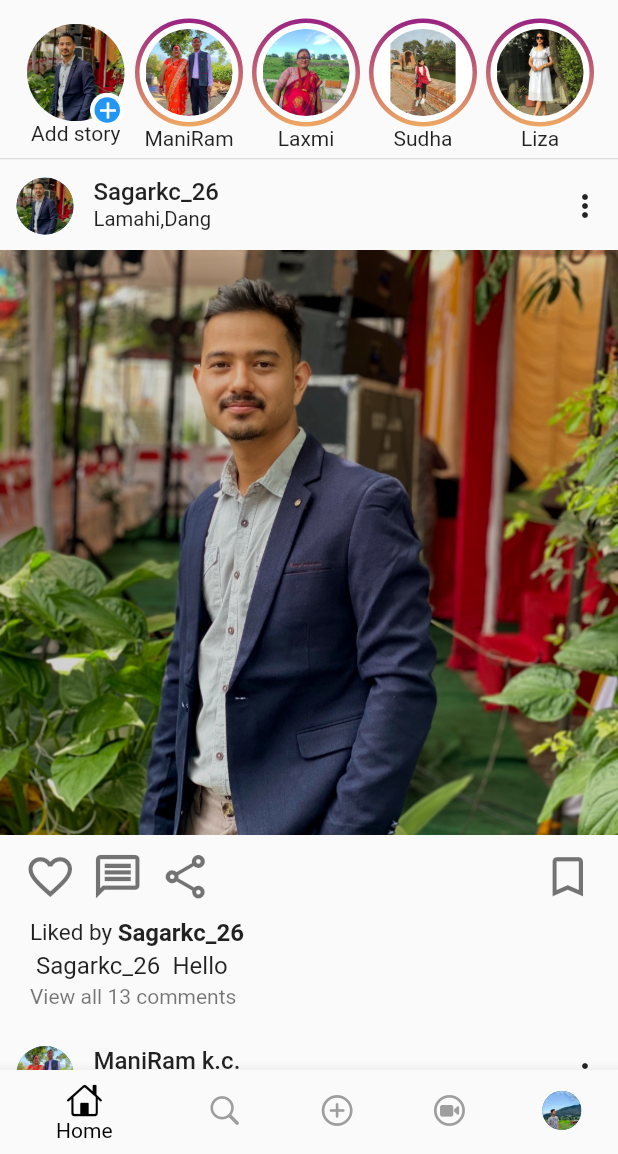
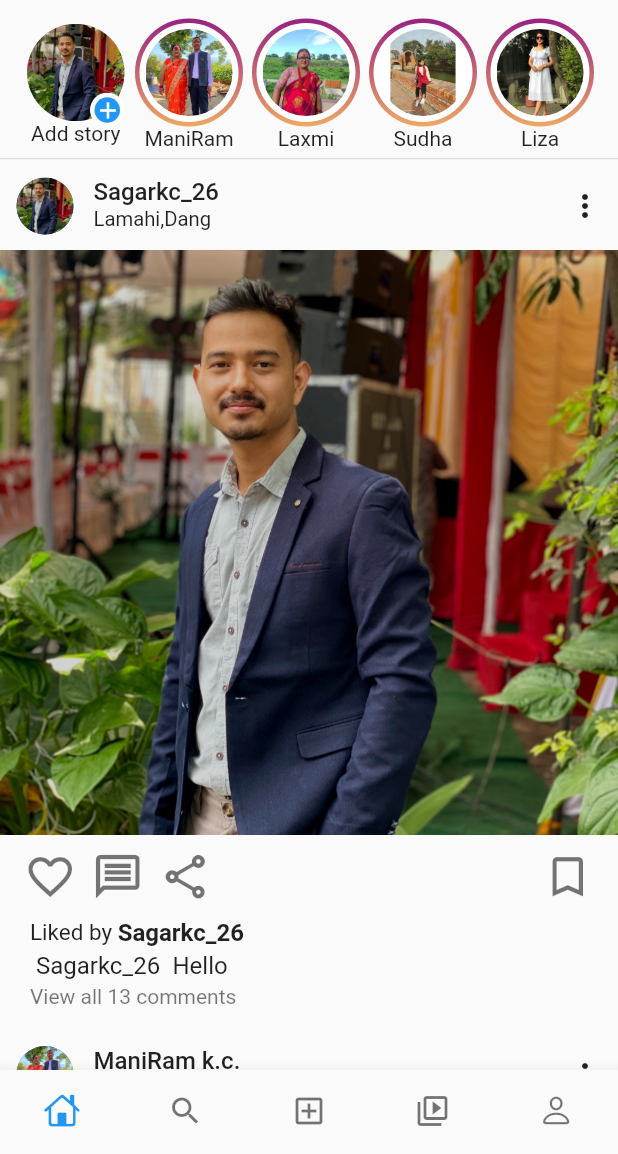
Before and after one commit to Sagarkc26/instagram, a Flutter app: the screen it shows after launch, on a phone screen of 412 x 824 dp, the part 82-1236 px from its top. Run offline on Flutter 3.47's test engine with Material 2 defaults, Android fonts, the light colour scheme and no system bars; our stand-ins replace another_flutter_splash_screen, get, image_picker.

Commit message:
arrange folder

```diff
--- a/lib/bottomNavBar/bottomnavbar.dart
+++ b/lib/bottomNavBar/bottomnavbar.dart
@@ -1,11 +1,97 @@
+// import 'package:flutter/cupertino.dart';
+// import 'package:flutter/material.dart';
+// import 'package:instagram/Reel/reel.dart';
+// import 'package:instagram/addphoto/addphoto.dart';
+// import 'package:instagram/profile/profile.dart';
+
+// import '../homepage/homepage.dart';
+// import '../search/search.dart';
+
+// class MainPage extends StatefulWidget {
+//   const MainPage({super.key});
+
+//   @override
+//   State<MainPage> createState() => _MainPageState();
+// }
+
+// class _MainPageState extends State<MainPage> {
+//   int _selectedIndex = 0;
+
+//   final List<Widget> _widgetOptions = [
+//     const HomePage(),
+//     const SearchPage(),
+//     const MultipleImageSelector(),
+//     const ReelPage(),
+//     const ProfilePage(),
+//   ];
+
+//   void _onItemTapped(int index) {
+//     setState(() {
+//       _selectedIndex = index;
+//     });
+//   }
+
+//   @override
+//   void initState() {
+//     super.initState();
+//   }
+
+//   @override
+//   Widget build(BuildContext context) {
+//     return Scaffold(
+//       body: Center(
+//         child: _widgetOptions.elementAt(_selectedIndex),
+//       ),
+//       bottomNavigationBar: BottomNavigationBar(
+//         items: const <BottomNavigationBarItem>[
+//           BottomNavigationBarItem(
+//             icon: Icon(
+//               CupertinoIcons.home,
+//             ),
+//             label: 'Home',
+//           ),
+//           BottomNavigationBarItem(
+//             icon: Icon(
+//               CupertinoIcons.search,
+//             ),
+//             label: 'Search',
+//           ),
+//           BottomNavigationBarItem(
+//             icon: Icon(
+//               CupertinoIcons.add_circled,
+//             ),
+//             label: 'Add Photo',
+//           ),
+//           BottomNavigationBarItem(
+//             icon: Icon(
+//               CupertinoIcons.videocam_circle,
+//             ),
+//             label: 'Reel',
+//           ),
+//           BottomNavigationBarItem(
+//             icon: CircleAvatar(
+//               radius: 13,
+//               backgroundImage: AssetImage("images/skc.jpg"),
+//             ),
+//             label: 'Profile',
+//           ),
+//         ],
+//         currentIndex: _selectedIndex,
+//         selectedItemColor: Colors.black,
+//         unselectedItemColor: Colors.grey,
+//         onTap: _onItemTapped,
+//       ),
+//     );
+//   }
+// }
+
 import 'package:flutter/cupertino.dart';
 import 'package:flutter/material.dart';
 import 'package:instagram/Reel/reel.dart';
 import 'package:instagram/addphoto/addphoto.dart';
+import 'package:instagram/homepage/homepage.dart';
 import 'package:instagram/profile/profile.dart';
-
-import '../homepage/homepage.dart';
-import '../search/search.dart';
+import 'package:instagram/search/search.dart';
 
 class MainPage extends StatefulWidget {
   const MainPage({super.key});
@@ -15,71 +101,71 @@ class MainPage extends StatefulWidget {
 }
 
 class _MainPageState extends State<MainPage> {
-  int _selectedIndex = 0;
+  final _pageViewController = PageController();
+  int _activePage = 0;
 
-  final List<Widget> _widgetOptions = [
+  static final List<Widget> _widgetOptions = <Widget>[
     const HomePage(),
     const SearchPage(),
+    // ViewLawyerMembership(),
     const MultipleImageSelector(),
     const ReelPage(),
-    const ProfilePage(),
+    const ProfilePage()
   ];
 
-  void _onItemTapped(int index) {
-    setState(() {
-      _selectedIndex = index;
-    });
+  @override
+  void dispose() {
+    _pageViewController.dispose();
+    super.dispose();
   }
 
-  @override
-  void initState() {
-    super.initState();
-  }
-
+  static const List<IconData> _activeIcons = [
+    CupertinoIcons.home,
+    CupertinoIcons.search,
+    CupertinoIcons.add_circled,
+    CupertinoIcons.videocam_circle,
+    Icons.person_3_rounded
+  ];
+  static const List<IconData> _inactiveIcons = [
+    Icons.home_outlined,
+    Icons.search,
+    Icons.add_box_outlined,
+    Icons.video_library_outlined,
+    CupertinoIcons.person
+  ];
   @override
   Widget build(BuildContext context) {
     return Scaffold(
-      body: Center(
-        child: _widgetOptions.elementAt(_selectedIndex),
+      body: PageView(
+        controller: _pageViewController,
+        children: _widgetOptions,
+        onPageChanged: (index) {
+          setState(() {
+            _activePage = index;
+          });
+        },
       ),
       bottomNavigationBar: BottomNavigationBar(
-        items: const <BottomNavigationBarItem>[
-          BottomNavigationBarItem(
+        type: BottomNavigationBarType.fixed,
+        showSelectedLabels: false,
+        showUnselectedLabels: false,
+        currentIndex: _activePage,
+        onTap: (index) {
+          _pageViewController.animateToPage(index,
+              duration: const Duration(milliseconds: 200),
+              curve: Curves.bounceOut);
+        },
+        items: List.generate(_activeIcons.length, (index) {
+          return BottomNavigationBarItem(
             icon: Icon(
-              CupertinoIcons.home,
+              _inactiveIcons[index],
             ),
-            label: 'Home',
-          ),
-          BottomNavigationBarItem(
-            icon: Icon(
-              CupertinoIcons.search,
+            activeIcon: Icon(
+              _activeIcons[index],
             ),
-            label: 'Search',
-          ),
-          BottomNavigationBarItem(
-            icon: Icon(
-              CupertinoIcons.add_circled,
-            ),
-            label: 'Add Photo',
-          ),
-          BottomNavigationBarItem(
-            icon: Icon(
-              CupertinoIcons.videocam_circle,
-            ),
-            label: 'Reel',
-          ),
-          BottomNavigationBarItem(
-            icon: CircleAvatar(
-              radius: 13,
-              backgroundImage: AssetImage("images/skc.jpg"),
-            ),
-            label: 'Profile',
-          ),
-        ],
-        currentIndex: _selectedIndex,
-        selectedItemColor: Colors.black,
-        unselectedItemColor: Colors.grey,
-        onTap: _onItemTapped,
+            label: '', // Remove label
+          );
+        }),
       ),
     );
   }
```
